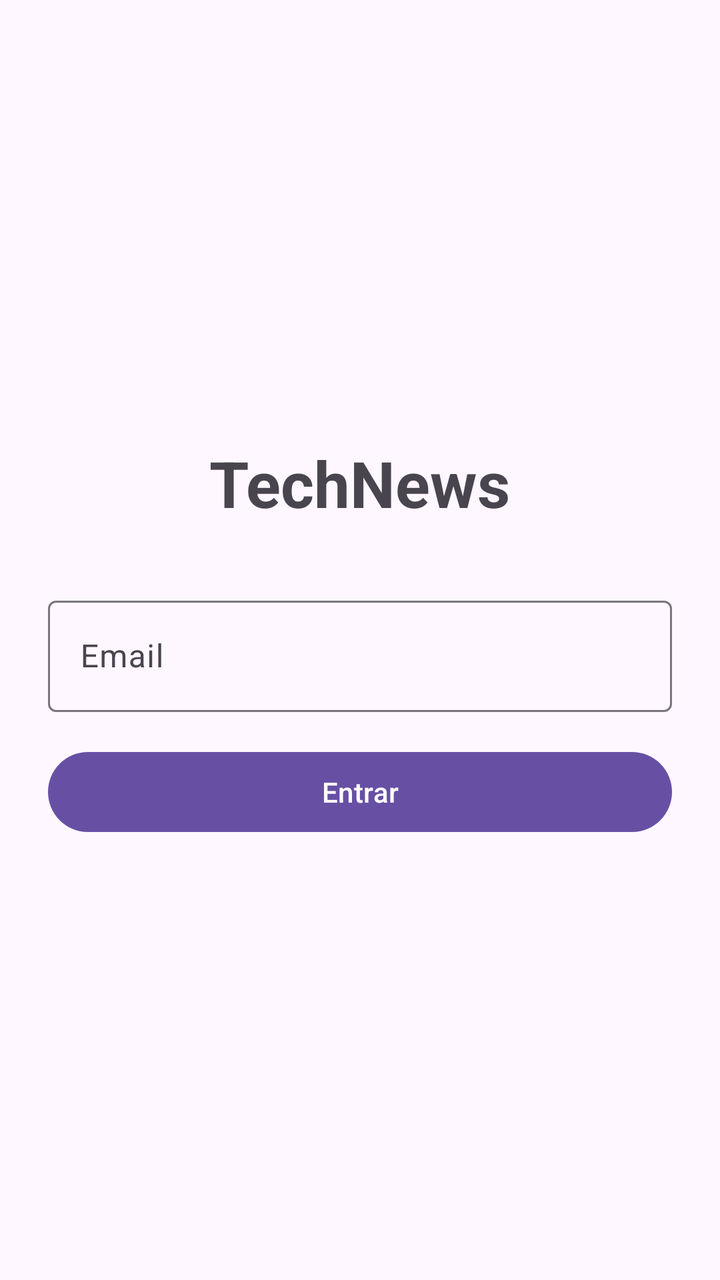
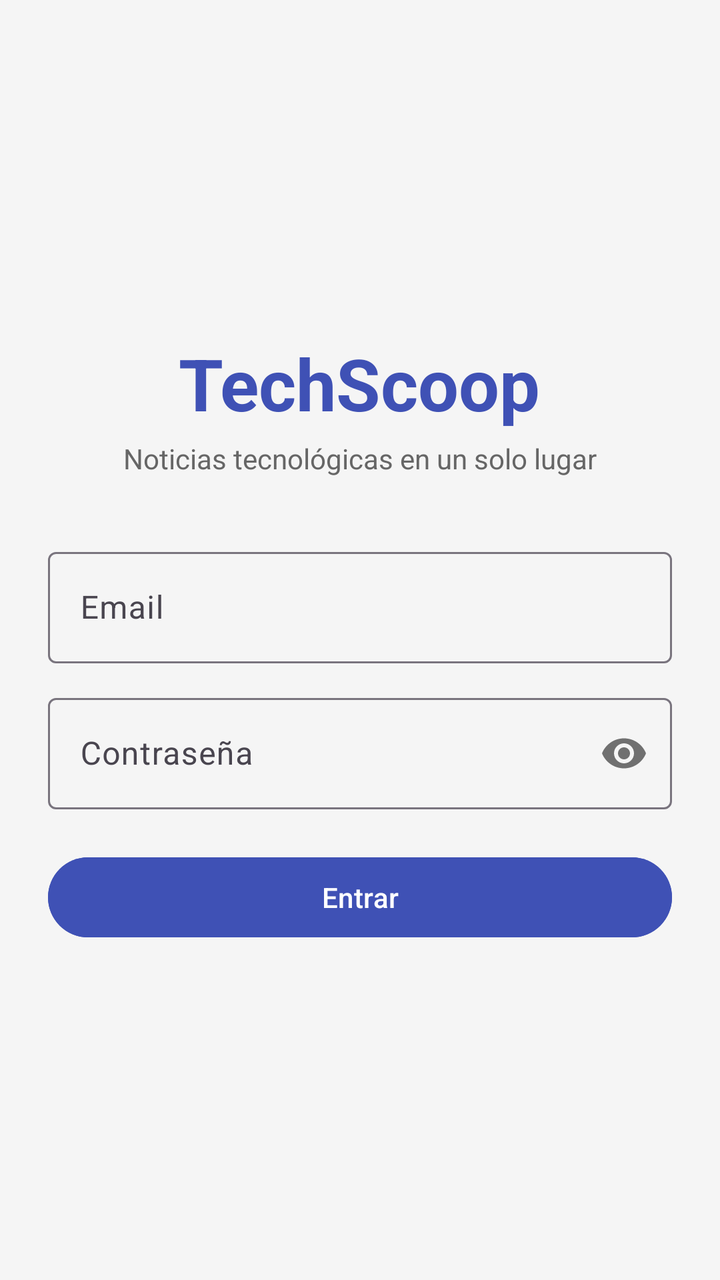

Compare the two renders of this Android layout. The source of the first and the diff that turns it into the second are given below.
<!-- AndroidManifest.xml: application theme Theme.TechScoop -->
<!-- res/layout/login_activity.xml -->
<LinearLayout xmlns:android="http://schemas.android.com/apk/res/android"
    android:layout_width="match_parent"
    android:layout_height="match_parent"
    android:orientation="vertical"
    android:padding="24dp"
    android:gravity="center">

    <TextView
        android:layout_width="wrap_content"
        android:layout_height="wrap_content"
        android:text="TechNews"
        android:textSize="32sp"
        android:textStyle="bold"
        android:layout_marginBottom="32dp"/>

    <com.google.android.material.textfield.TextInputLayout
        android:layout_width="match_parent"
        android:layout_height="wrap_content"
        android:hint="Email">
        <com.google.android.material.textfield.TextInputEditText
            android:id="@+id/etEmail"
            android:layout_width="match_parent"
            android:layout_height="wrap_content" />
    </com.google.android.material.textfield.TextInputLayout>

    <Button
        android:id="@+id/btnLogin"
        android:layout_width="match_parent"
        android:layout_height="wrap_content"
        android:text="Entrar"
        android:layout_marginTop="16dp"/>
</LinearLayout>
<!-- resources referenced by this layout -->
<resources>
  <style name="Theme.TechScoop" parent="Base.Theme.TechScoop" />
  <style name="Base.Theme.TechScoop" parent="Theme.Material3.DayNight.NoActionBar">
          
          
      </style>
</resources>

<!-- the commit's change to res/layout/login_activity.xml (unified diff, before → after) -->
@@ -1,6 +1,9 @@
+<?xml version="1.0" encoding="utf-8"?>
 <LinearLayout xmlns:android="http://schemas.android.com/apk/res/android"
+    xmlns:app="http://schemas.android.com/apk/res-auto"
     android:layout_width="match_parent"
     android:layout_height="match_parent"
+    android:background="#F5F5F5"
     android:orientation="vertical"
     android:padding="24dp"
     android:gravity="center">
@@ -8,25 +11,52 @@
     <TextView
         android:layout_width="wrap_content"
         android:layout_height="wrap_content"
-        android:text="TechNews"
-        android:textSize="32sp"
-        android:textStyle="bold"
-        android:layout_marginBottom="32dp"/>
+        android:text="TechScoop"
+        android:textColor="#3F51B5"
+        android:textSize="36sp"
+        android:textStyle="bold" />
+
+    <TextView
+        android:layout_width="wrap_content"
+        android:layout_height="wrap_content"
+        android:layout_marginTop="4dp"
+        android:layout_marginBottom="32dp"
+        android:text="Noticias tecnológicas en un solo lugar"
+        android:textColor="#666666"
+        android:textSize="14sp" />
 
     <com.google.android.material.textfield.TextInputLayout
         android:layout_width="match_parent"
         android:layout_height="wrap_content"
-        android:hint="Email">
+        android:hint="Email"
+        app:boxBackgroundMode="outline">
         <com.google.android.material.textfield.TextInputEditText
             android:id="@+id/etEmail"
             android:layout_width="match_parent"
-            android:layout_height="wrap_content" />
+            android:layout_height="wrap_content"
+            android:inputType="textEmailAddress" />
+    </com.google.android.material.textfield.TextInputLayout>
+
+    <com.google.android.material.textfield.TextInputLayout
+        android:layout_width="match_parent"
+        android:layout_height="wrap_content"
+        android:layout_marginTop="12dp"
+        android:hint="Contraseña"
+        app:boxBackgroundMode="outline"
+        app:passwordToggleEnabled="true">
+        <com.google.android.material.textfield.TextInputEditText
+            android:id="@+id/etPassword"
+            android:layout_width="match_parent"
+            android:layout_height="wrap_content"
+            android:inputType="textPassword" />
     </com.google.android.material.textfield.TextInputLayout>
 
     <Button
         android:id="@+id/btnLogin"
         android:layout_width="match_parent"
         android:layout_height="wrap_content"
+        android:layout_marginTop="20dp"
+        android:backgroundTint="#3F51B5"
         android:text="Entrar"
-        android:layout_marginTop="16dp"/>
+        android:textColor="#FFFFFF" />
 </LinearLayout>
